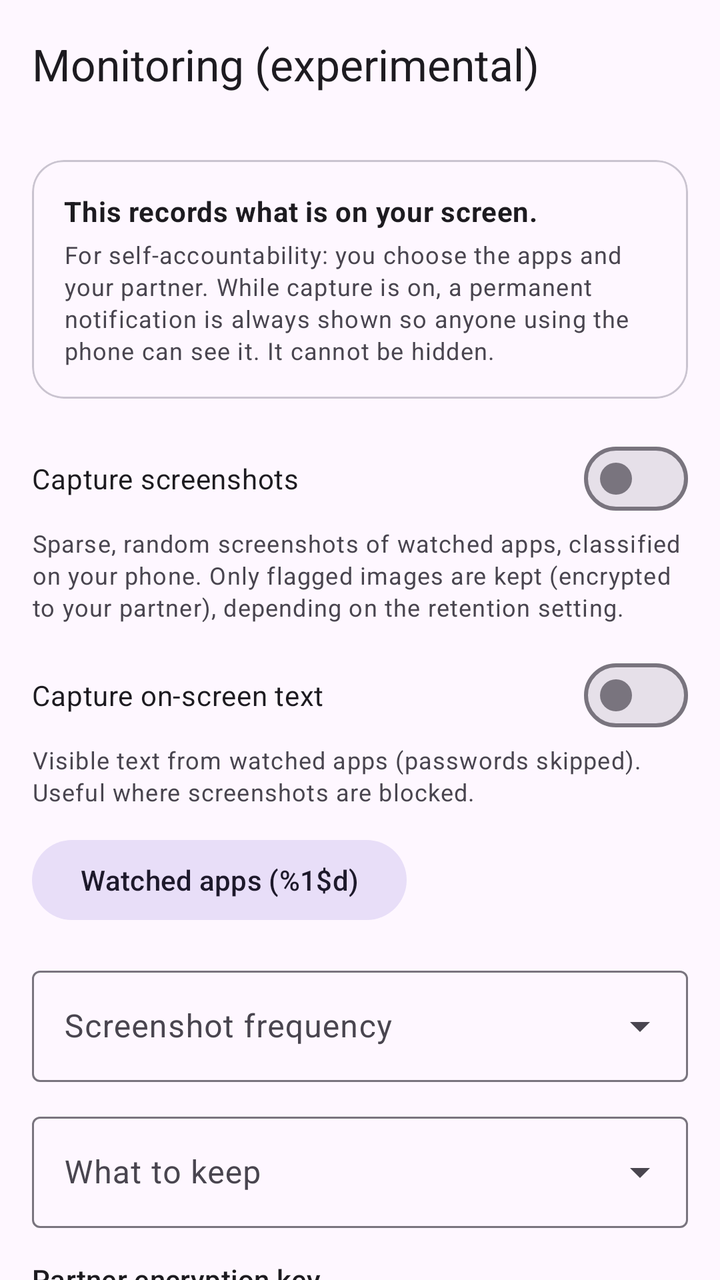
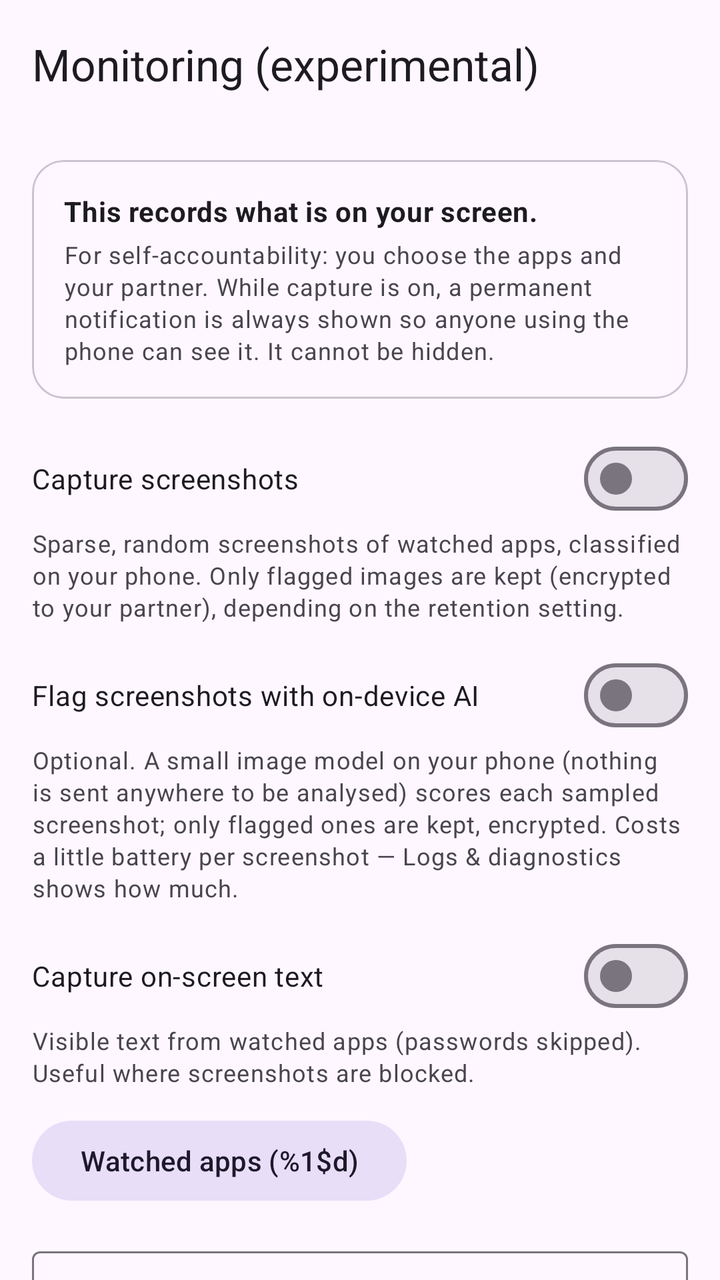

Screens rendered from an Android XML layout before and after an edit, with the pre-edit source and the edit as a unified diff.
<!-- AndroidManifest.xml: application theme Theme.FocusFence -->
<!-- res/layout/activity_monitoring.xml -->
<?xml version="1.0" encoding="utf-8"?>
<androidx.coordinatorlayout.widget.CoordinatorLayout
    xmlns:android="http://schemas.android.com/apk/res/android"
    xmlns:app="http://schemas.android.com/apk/res-auto"
    android:layout_width="match_parent"
    android:layout_height="match_parent">

    <com.google.android.material.appbar.AppBarLayout
        android:layout_width="match_parent"
        android:layout_height="wrap_content">

        <com.google.android.material.appbar.MaterialToolbar
            android:id="@+id/toolbar"
            android:layout_width="match_parent"
            android:layout_height="?attr/actionBarSize"
            app:title="@string/monitor_title" />
    </com.google.android.material.appbar.AppBarLayout>

    <androidx.core.widget.NestedScrollView
        android:layout_width="match_parent"
        android:layout_height="match_parent"
        app:layout_behavior="@string/appbar_scrolling_view_behavior">

        <LinearLayout
            android:layout_width="match_parent"
            android:layout_height="wrap_content"
            android:orientation="vertical"
            android:padding="16dp">

            <com.google.android.material.card.MaterialCardView
                android:layout_width="match_parent"
                android:layout_height="wrap_content"
                app:cardCornerRadius="16dp"
                app:contentPadding="16dp">

                <LinearLayout
                    android:layout_width="match_parent"
                    android:layout_height="wrap_content"
                    android:orientation="vertical">

                    <TextView
                        android:layout_width="match_parent"
                        android:layout_height="wrap_content"
                        android:text="@string/monitor_banner"
                        android:textAppearance="?attr/textAppearanceBodyMedium"
                        android:textStyle="bold" />

                    <TextView
                        android:layout_width="match_parent"
                        android:layout_height="wrap_content"
                        android:layout_marginTop="4dp"
                        android:text="@string/monitor_banner_detail"
                        android:textAppearance="?attr/textAppearanceBodySmall"
                        android:textColor="?android:attr/textColorSecondary" />
                </LinearLayout>
            </com.google.android.material.card.MaterialCardView>

            <com.google.android.material.materialswitch.MaterialSwitch
                android:id="@+id/screenshotsSwitch"
                android:layout_width="match_parent"
                android:layout_height="wrap_content"
                android:layout_marginTop="16dp"
                android:text="@string/monitor_shots" />

            <TextView
                android:id="@+id/screenshotsHint"
                android:layout_width="match_parent"
                android:layout_height="wrap_content"
                android:text="@string/monitor_shots_hint"
                android:textAppearance="?attr/textAppearanceBodySmall"
                android:textColor="?android:attr/textColorSecondary" />

            <com.google.android.material.materialswitch.MaterialSwitch
                android:id="@+id/textSwitch"
                android:layout_width="match_parent"
                android:layout_height="wrap_content"
                android:layout_marginTop="12dp"
                android:text="@string/monitor_text" />

            <TextView
                android:layout_width="match_parent"
                android:layout_height="wrap_content"
                android:text="@string/monitor_text_hint"
                android:textAppearance="?attr/textAppearanceBodySmall"
                android:textColor="?android:attr/textColorSecondary" />

            <Button
                android:id="@+id/watchedAppsButton"
                style="@style/Widget.Material3.Button.TonalButton"
                android:layout_width="wrap_content"
                android:layout_height="wrap_content"
                android:layout_marginTop="12dp"
                android:text="@string/monitor_watched_apps" />

            <com.google.android.material.textfield.TextInputLayout
                style="@style/Widget.Material3.TextInputLayout.OutlinedBox.ExposedDropdownMenu"
                android:layout_width="match_parent"
                android:layout_height="wrap_content"
                android:layout_marginTop="16dp"
                android:hint="@string/monitor_level">

                <com.google.android.material.textfield.MaterialAutoCompleteTextView
                    android:id="@+id/levelDropdown"
                    android:layout_width="match_parent"
                    android:layout_height="wrap_content"
                    android:inputType="none" />
            </com.google.android.material.textfield.TextInputLayout>

            <com.google.android.material.textfield.TextInputLayout
                style="@style/Widget.Material3.TextInputLayout.OutlinedBox.ExposedDropdownMenu"
                android:layout_width="match_parent"
                android:layout_height="wrap_content"
                android:layout_marginTop="12dp"
                android:hint="@string/monitor_retention">

                <com.google.android.material.textfield.MaterialAutoCompleteTextView
                    android:id="@+id/retentionDropdown"
                    android:layout_width="match_parent"
                    android:layout_height="wrap_content"
                    android:inputType="none" />
            </com.google.android.material.textfield.TextInputLayout>

            <TextView
                android:layout_width="match_parent"
                android:layout_height="wrap_content"
                android:layout_marginTop="16dp"
                android:text="@string/monitor_partner_key"
                android:textAppearance="?attr/textAppearanceTitleSmall" />

            <TextView
                android:id="@+id/partnerKeyStatus"
                android:layout_width="match_parent"
                android:layout_height="wrap_content"
                android:textAppearance="?attr/textAppearanceBodySmall"
                android:textColor="?android:attr/textColorSecondary" />

            <com.google.android.material.textfield.TextInputLayout
                android:layout_width="match_parent"
                android:layout_height="wrap_content"
                android:layout_marginTop="4dp"
                android:hint="@string/monitor_partner_key_hint">

                <com.google.android.material.textfield.TextInputEditText
                    android:id="@+id/partnerKeyInput"
                    android:layout_width="match_parent"
                    android:layout_height="wrap_content"
                    android:inputType="textNoSuggestions"
                    android:maxLines="3" />
            </com.google.android.material.textfield.TextInputLayout>

            <Button
                android:id="@+id/partnerKeySaveButton"
                style="@style/Widget.Material3.Button.TextButton"
                android:layout_width="wrap_content"
                android:layout_height="wrap_content"
                android:text="@string/monitor_partner_key_save" />
        </LinearLayout>
    </androidx.core.widget.NestedScrollView>
</androidx.coordinatorlayout.widget.CoordinatorLayout>
<!-- resources referenced by this layout -->
<resources>
  <string name="monitor_banner">This records what is on your screen.</string>
  <string name="monitor_banner_detail">For self-accountability: you choose the apps and your partner. While capture is on, a permanent notification is always shown so anyone using the phone can see it. It cannot be hidden.</string>
  <string name="monitor_level">Screenshot frequency</string>
  <string name="monitor_partner_key">Partner encryption key</string>
  <string name="monitor_partner_key_hint">Paste partner public key (Base64)</string>
  <string name="monitor_partner_key_save">Save key</string>
  <string name="monitor_retention">What to keep</string>
  <string name="monitor_shots">Capture screenshots</string>
  <string name="monitor_shots_hint">Sparse, random screenshots of watched apps, classified on your phone. Only flagged images are kept (encrypted to your partner), depending on the retention setting.</string>
  <string name="monitor_text">Capture on-screen text</string>
  <string name="monitor_text_hint">Visible text from watched apps (passwords skipped). Useful where screenshots are blocked.</string>
  <string name="monitor_title">Monitoring (experimental)</string>
  <string name="monitor_watched_apps">Watched apps (%1$d)</string>
  <style name="Theme.FocusFence" parent="Theme.Material3.DayNight.NoActionBar">
          <item name="colorPrimary">@color/brand_primary</item>
      </style>
  <color name="brand_primary">#2E7D32</color>
</resources>

<!-- the commit's change to res/layout/activity_monitoring.xml (unified diff, before → after) -->
@@ -67,6 +67,20 @@
                 android:layout_width="match_parent"
                 android:layout_height="wrap_content"
                 android:text="@string/monitor_shots_hint"
+                android:textAppearance="?attr/textAppearanceBodySmall"
+                android:textColor="?android:attr/textColorSecondary" />
+
+            <com.google.android.material.materialswitch.MaterialSwitch
+                android:id="@+id/aiSwitch"
+                android:layout_width="match_parent"
+                android:layout_height="wrap_content"
+                android:layout_marginTop="12dp"
+                android:text="@string/monitor_ai" />
+
+            <TextView
+                android:layout_width="match_parent"
+                android:layout_height="wrap_content"
+                android:text="@string/monitor_ai_hint"
                 android:textAppearance="?attr/textAppearanceBodySmall"
                 android:textColor="?android:attr/textColorSecondary" />
 
<!-- resource entries referenced after the edit -->
@@ -1,5 +1,7 @@
 <!-- resources referenced by this layout -->
 <resources>
+  <string name="monitor_ai">Flag screenshots with on-device AI</string>
+  <string name="monitor_ai_hint">Optional. A small image model on your phone (nothing is sent anywhere to be analysed) scores each sampled screenshot; only flagged ones are kept, encrypted. Costs a little battery per screenshot — Logs &amp; diagnostics shows how much.</string>
   <string name="monitor_banner">This records what is on your screen.</string>
   <string name="monitor_banner_detail">For self-accountability: you choose the apps and your partner. While capture is on, a permanent notification is always shown so anyone using the phone can see it. It cannot be hidden.</string>
   <string name="monitor_level">Screenshot frequency</string>
